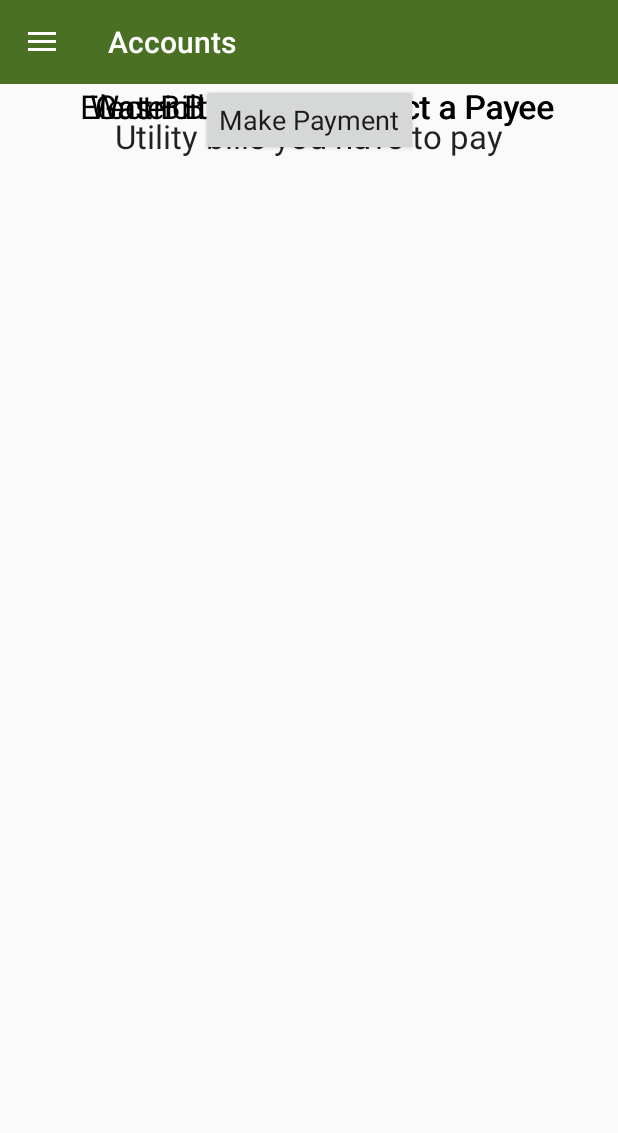
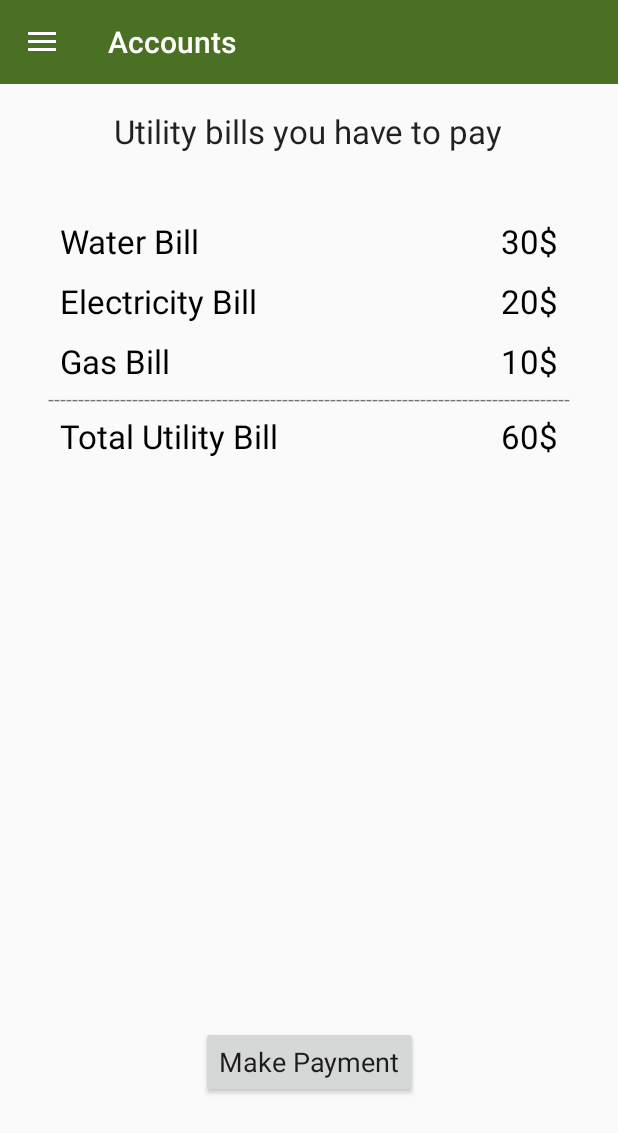
Before and after one commit to Zzeongyx2/bankingSystem, an Android app: the fragment UtilityCheckFragment placed in its activity, on a phone screen of 412 x 824 dp. Shown: the top 1133 px of the screen. Run offline under Robolectric (Android 15) with nearby library versions, the phone set to English and light mode, and no system bars; 9 statements that could not run were skipped.

Commit message:
check utility
check utility

```diff
--- a/app/src/main/java/com/example/bankingsystem/DrawerActivity.java
+++ b/app/src/main/java/com/example/bankingsystem/DrawerActivity.java
@@ -367,7 +367,7 @@ public class DrawerActivity extends AppCompatActivity implements NavigationView.
                     fragmentClass = PaymentFragment.class;
                 }
                 break;
-            case R.id.nav_utility_payment:
+            case R.id.nav_utility_check:
                 if (userProfile.getAccounts().size() < 1) {
                     displayAccountAlertADialog("UtilityCheck");
                 } else {
--- a/app/src/main/java/com/example/bankingsystem/UtilityCheckFragment.java
+++ b/app/src/main/java/com/example/bankingsystem/UtilityCheckFragment.java
@@ -34,12 +34,20 @@ public class UtilityCheckFragment extends Fragment {
     private TextView txt_water_input;
     private TextView txt_electricity_input;
     private TextView txt_gas_input;
+    private TextView txt_total_input;
     private Button btnMakePayment;
+
 
     private int water;
     private int electricity;
     private int gas;
+    /*private int waterfee;
+    private int electricityfee;
+    private int gasfee;
 
+    private String water = String.valueOf(waterfee);
+    private String electricity = String.valueOf(electricityfee);
+    private String gas = String.valueOf(electricityfee);*/
 
     private ArrayList<Account> accounts;
     private ArrayAdapter<Account> accountAdapter;
@@ -79,6 +87,7 @@ public class UtilityCheckFragment extends Fragment {
         txt_water_input = rootView.findViewById(R.id.txt_water_input);
         txt_electricity_input = rootView.findViewById(R.id.txt_elec_input);
         txt_gas_input = rootView.findViewById(R.id.txt_gas_input);
+        txt_total_input = rootView.findViewById(R.id.txt_total_input);
         btnMakePayment = rootView.findViewById(R.id.btn_make_payment);
 
         setValues();
@@ -90,14 +99,14 @@ public class UtilityCheckFragment extends Fragment {
      * method used to setup the values for the views and fields
      */
     private void setValues() {
-        water = 30;
+        water= 30;
         electricity = 20;
         gas = 10;
 
-        txt_water_input.setText(water);
-        txt_electricity_input.setText(electricity);
-        txt_gas_input.setText(gas);
-
+        txt_water_input.setText(String.valueOf(water) + "$");
+        txt_electricity_input.setText(String.valueOf(electricity) + "$");
+        txt_gas_input.setText(String.valueOf(gas) + "$");
+        txt_total_input.setText(String.valueOf(water + electricity + gas) + "$");
         userPreferences = getActivity().getSharedPreferences("LastProfileUsed", MODE_PRIVATE);
         gson = new Gson();
         json = userPreferences.getString("LastProfileUsed", "");
--- a/app/src/main/res/layout/fragment_utilitycheck.xml
+++ b/app/src/main/res/layout/fragment_utilitycheck.xml
@@ -4,117 +4,7 @@
     xmlns:tools="http://schemas.android.com/tools"
     android:layout_width="match_parent"
     android:layout_height="match_parent"
-    tools:context=".PaymentFragment">
-
-    <TextView
-        android:id="@+id/txt_select_acc_pay"
-        android:layout_width="wrap_content"
-        android:layout_height="wrap_content"
-        android:layout_marginStart="8dp"
-        android:layout_marginTop="20dp"
-        android:layout_marginEnd="8dp"
-        android:text="Utility bills you have to pay"
-        android:textAppearance="@android:style/TextAppearance.Holo.Medium"
-        android:textSize="22sp"
-        app:layout_constraintEnd_toEndOf="parent"
-        app:layout_constraintStart_toStartOf="parent"
-        app:layout_constraintTop_toTopOf="parent" />
-
-    <TextView
-        android:id="@+id/txt_water_input"
-        android:layout_width="wrap_content"
-        android:layout_height="wrap_content"
-        android:layout_marginStart="8dp"
-        android:layout_marginEnd="8dp"
-        android:text="@string/select_payee_msg"
-        android:textAppearance="@android:style/TextAppearance.Holo.Medium"
-        android:textColor="@android:color/black"
-        android:textSize="22sp"
-        app:layout_constraintEnd_toEndOf="parent"
-        app:layout_constraintHorizontal_bias="0.868"
-        app:layout_constraintStart_toStartOf="parent"
-        tools:layout_editor_absoluteY="125dp"
-        tools:ignore="MissingConstraints" />
-
-    <TextView
-        android:id="@+id/txt_elec_input"
-        android:layout_width="wrap_content"
-        android:layout_height="wrap_content"
-        android:layout_marginStart="8dp"
-        android:layout_marginEnd="8dp"
-        android:text="@string/select_payee_msg"
-        android:textAppearance="@android:style/TextAppearance.Holo.Medium"
-        android:textColor="@android:color/black"
-        android:textSize="22sp"
-        app:layout_constraintEnd_toEndOf="parent"
-        app:layout_constraintHorizontal_bias="0.864"
-        app:layout_constraintStart_toStartOf="parent"
-        tools:layout_editor_absoluteY="192dp"
-        tools:ignore="MissingConstraints" />
-
-    <TextView
-        android:id="@+id/txt_gas_input"
-        android:layout_width="wrap_content"
-        android:layout_height="wrap_content"
-        android:layout_marginStart="8dp"
-        android:layout_marginEnd="8dp"
-        android:text="@string/select_payee_msg"
-        android:textAppearance="@android:style/TextAppearance.Holo.Medium"
-        android:textColor="@android:color/black"
-        android:textSize="22sp"
-        app:layout_constraintEnd_toEndOf="parent"
-        app:layout_constraintHorizontal_bias="0.868"
-        app:layout_constraintStart_toStartOf="parent"
-        tools:layout_editor_absoluteY="251dp"
-        tools:ignore="MissingConstraints"/>
-
-    <TextView
-        android:id="@+id/txt_elec"
-        android:layout_width="wrap_content"
-        android:layout_height="wrap_content"
-        android:layout_marginStart="8dp"
-        android:layout_marginEnd="8dp"
-        android:text="Electricity Bill"
-        android:textAppearance="@android:style/TextAppearance.Holo.Medium"
-        android:textColor="@android:color/black"
-        android:textSize="22sp"
-        app:layout_constraintEnd_toEndOf="parent"
-        app:layout_constraintHorizontal_bias="0.171"
-        app:layout_constraintStart_toStartOf="parent"
-        tools:layout_editor_absoluteY="192dp"
-        tools:ignore="MissingConstraints"/>
-
-    <TextView
-        android:id="@+id/txt_water"
-        android:layout_width="wrap_content"
-        android:layout_height="wrap_content"
-        android:layout_marginStart="8dp"
-        android:layout_marginEnd="8dp"
-        android:text="Water Bill"
-        android:textAppearance="@android:style/TextAppearance.Holo.Medium"
-        android:textColor="@android:color/black"
-        android:textSize="22sp"
-        app:layout_constraintEnd_toEndOf="parent"
-        app:layout_constraintHorizontal_bias="0.171"
-        app:layout_constraintStart_toStartOf="parent"
-        tools:layout_editor_absoluteY="125dp"
-        tools:ignore="MissingConstraints"/>
-
-    <TextView
-        android:id="@+id/txt_gas"
-        android:layout_width="wrap_content"
-        android:layout_height="wrap_content"
-        android:layout_marginStart="8dp"
-        android:layout_marginEnd="8dp"
-        android:text="Gas Bill"
-        android:textAppearance="@android:style/TextAppearance.Holo.Medium"
-        android:textColor="@android:color/black"
-        android:textSize="22sp"
-        app:layout_constraintEnd_toEndOf="parent"
-        app:layout_constraintHorizontal_bias="0.171"
-        app:layout_constraintStart_toStartOf="parent"
-        tools:layout_editor_absoluteY="251dp"
-        tools:ignore="MissingConstraints"/>
+    tools:context=".UtilityCheckFragment">
 
     <Button
         android:id="@+id/btn_make_payment"
@@ -122,11 +12,141 @@
         android:layout_height="wrap_content"
         android:layout_marginStart="8dp"
         android:layout_marginEnd="8dp"
+        android:layout_marginBottom="92dp"
         android:text="@string/make_payment_btn_msg"
         android:textAppearance="@android:style/TextAppearance.Holo.Medium"
+        app:layout_constraintBottom_toBottomOf="parent"
+        app:layout_constraintEnd_toEndOf="parent"
+        app:layout_constraintStart_toStartOf="parent" />
+
+    <TextView
+        android:id="@+id/txt_water_input"
+        android:layout_width="wrap_content"
+        android:layout_height="wrap_content"
+        android:layout_marginTop="90dp"
+        android:layout_marginEnd="40dp"
+        android:text="@string/select_payee_msg"
+        android:textAppearance="@android:style/TextAppearance.Holo.Medium"
+        android:textColor="@android:color/black"
+        android:textSize="22sp"
+        app:layout_constraintEnd_toEndOf="parent"
+        app:layout_constraintTop_toTopOf="parent" />
+
+    <TextView
+        android:id="@+id/txt_elec_input"
+        android:layout_width="wrap_content"
+        android:layout_height="wrap_content"
+        android:layout_marginTop="130dp"
+        android:layout_marginEnd="40dp"
+        android:text="@string/select_payee_msg"
+        android:textAppearance="@android:style/TextAppearance.Holo.Medium"
+        android:textColor="@android:color/black"
+        android:textSize="22sp"
+        app:layout_constraintEnd_toEndOf="parent"
+        app:layout_constraintTop_toTopOf="parent" />
+
+    <TextView
+        android:id="@+id/txt_gas_input"
+        android:layout_width="wrap_content"
+        android:layout_height="wrap_content"
+        android:layout_marginTop="170dp"
+        android:layout_marginEnd="40dp"
+        android:text="@string/select_payee_msg"
+        android:textAppearance="@android:style/TextAppearance.Holo.Medium"
+        android:textColor="@android:color/black"
+        android:textSize="22sp"
+        app:layout_constraintEnd_toEndOf="parent"
+        app:layout_constraintTop_toTopOf="parent" />
+
+    <TextView
+        android:id="@+id/txt_total_input"
+        android:layout_width="wrap_content"
+        android:layout_height="wrap_content"
+        android:layout_marginTop="220dp"
+        android:layout_marginEnd="40dp"
+        android:text="Total"
+        android:textAppearance="@android:style/TextAppearance.Holo.Medium"
+        android:textColor="@android:color/black"
+        android:textSize="22sp"
+        app:layout_constraintEnd_toEndOf="parent"
+        app:layout_constraintTop_toTopOf="parent" />
+
+    <TextView
+        android:id="@+id/txt_elec"
+        android:layout_width="wrap_content"
+        android:layout_height="wrap_content"
+        android:layout_marginStart="40dp"
+        android:layout_marginTop="130dp"
+        android:text="Electricity Bill"
+        android:textAppearance="@android:style/TextAppearance.Holo.Medium"
+        android:textColor="@android:color/black"
+        android:textSize="22sp"
+        app:layout_constraintStart_toStartOf="parent"
+        app:layout_constraintTop_toTopOf="parent" />
+
+    <TextView
+        android:id="@+id/txt_water"
+        android:layout_width="wrap_content"
+        android:layout_height="wrap_content"
+        android:layout_marginStart="40dp"
+        android:layout_marginTop="90dp"
+        android:text="Water Bill"
+        android:textAppearance="@android:style/TextAppearance.Holo.Medium"
+        android:textColor="@android:color/black"
+        android:textSize="22sp"
+        app:layout_constraintStart_toStartOf="parent"
+        app:layout_constraintTop_toTopOf="parent" />
+
+    <TextView
+        android:id="@+id/txt_gas"
+        android:layout_width="wrap_content"
+        android:layout_height="wrap_content"
+        android:layout_marginStart="40dp"
+        android:layout_marginTop="170dp"
+        android:text="Gas Bill"
+        android:textAppearance="@android:style/TextAppearance.Holo.Medium"
+        android:textColor="@android:color/black"
+        android:textSize="22sp"
+        app:layout_constraintStart_toStartOf="parent"
+        app:layout_constraintTop_toTopOf="parent" />
+
+    <TextView
+        android:id="@+id/txt_total"
+        android:layout_width="wrap_content"
+        android:layout_height="wrap_content"
+        android:layout_marginStart="40dp"
+        android:layout_marginTop="220dp"
+        android:text="Total Utility Bill"
+        android:textAppearance="@android:style/TextAppearance.Holo.Medium"
+        android:textColor="@android:color/black"
+        android:textSize="22sp"
+        app:layout_constraintStart_toStartOf="parent"
+        app:layout_constraintTop_toTopOf="parent" />
+
+    <TextView
+        android:id="@+id/txt_intro"
+        android:layout_width="wrap_content"
+        android:layout_height="wrap_content"
+        android:layout_marginStart="8dp"
+        android:layout_marginEnd="8dp"
+        android:text="Utility bills you have to pay"
+        android:textAppearance="@android:style/TextAppearance.Holo.Medium"
+        android:textSize="22sp"
+        app:layout_constraintBottom_toTopOf="@+id/btn_make_payment"
+        app:layout_constraintEnd_toEndOf="parent"
+        app:layout_constraintHorizontal_bias="0.496"
+        app:layout_constraintStart_toStartOf="parent"
+        app:layout_constraintTop_toTopOf="parent"
+        app:layout_constraintVertical_bias="0.028" />
+
+    <TextView
+        android:id="@+id/line"
+        android:layout_width="wrap_content"
+        android:layout_height="wrap_content"
+        android:layout_marginTop="200dp"
+        android:text="---------------------------------------------------------------------------------------"
         app:layout_constraintEnd_toEndOf="parent"
         app:layout_constraintStart_toStartOf="parent"
-        tools:layout_editor_absoluteY="341dp"
-        tools:ignore="MissingConstraints"/>
+        app:layout_constraintTop_toTopOf="parent" />
 
 </android.support.constraint.ConstraintLayout>
--- a/app/src/main/res/menu/activity_drawer_menu.xml
+++ b/app/src/main/res/menu/activity_drawer_menu.xml
@@ -26,7 +26,7 @@
                         android:icon="@drawable/icon_payment_24"
                         android:title="Make a Payment" />
                     <item
-                        android:id="@+id/nav_utility_payment"
+                        android:id="@+id/nav_utility_check"
                         android:icon="@drawable/icon_payment_24"
                         android:title="Check utility bill" />
                 </group>
```
